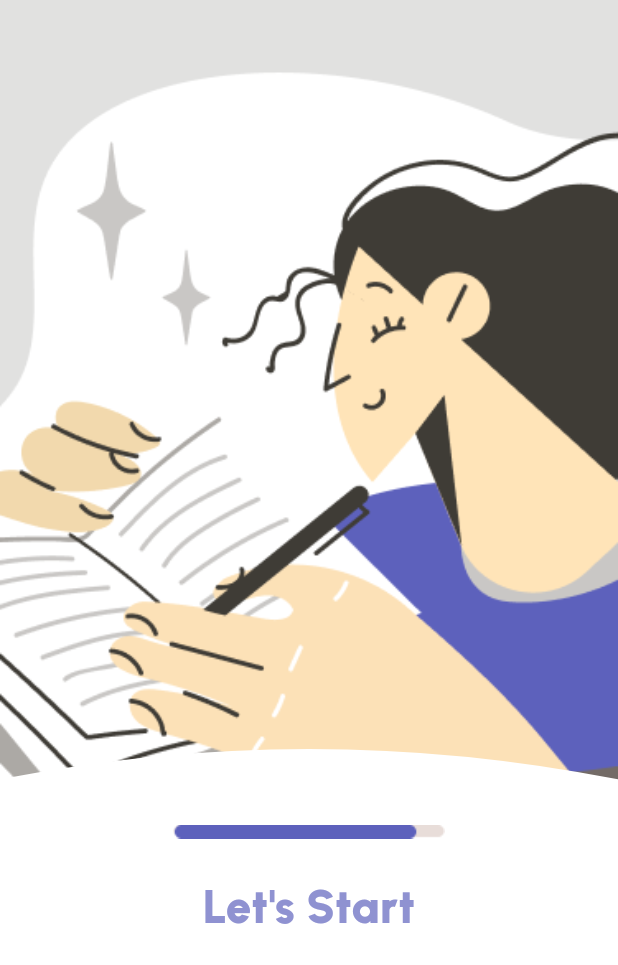
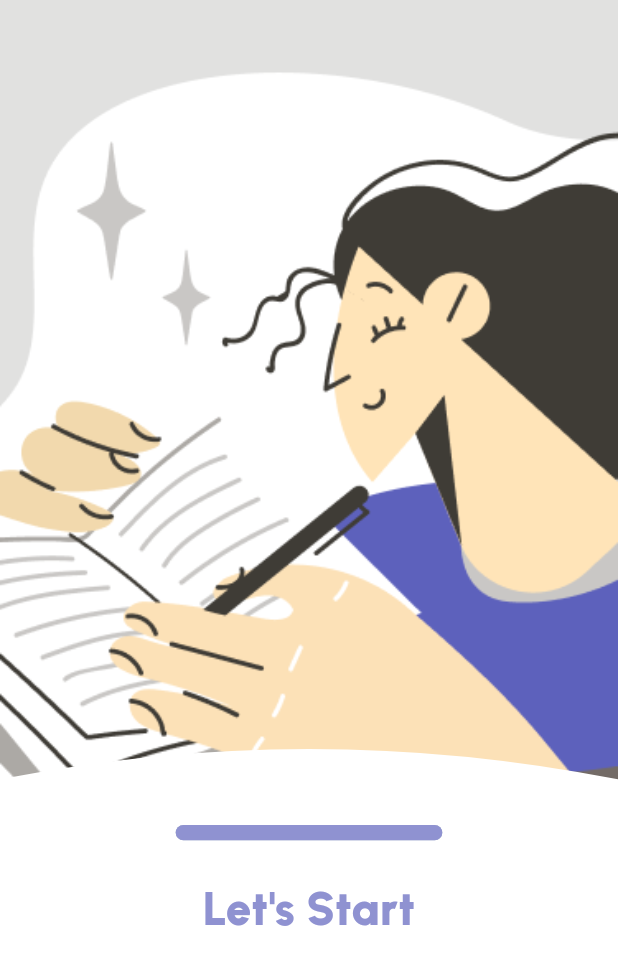
Before and after one commit to minanader11/Learning-app, a Flutter app: the SplashScreen screen opened by its route, on a phone screen of 412 x 824 dp. Shown: the top 965 px of the screen. Run offline on Flutter 3.47's test engine with Material 3 defaults, Android fonts, the phone set to English and light mode, and no system bars; drawn by our look-alikes of percent_indicator; our stand-ins replace cached_network_image, connectivity_plus, dartz, firebase_core, firebase_messaging, flutter_bloc and 6 more; missing offline and left inert: dart:ffi; accounts and stored records are empty; network calls fail.

Commit message:
edit dimensions and duplicated key solved

```diff
--- a/lib/presentation/authentication/login/view_model/login_view_model.dart
+++ b/lib/presentation/authentication/login/view_model/login_view_model.dart
@@ -11,7 +11,7 @@ class LoginViewModel extends Cubit<LoginStates>{
 
   TextEditingController emailController = TextEditingController(text: 'hubert70@example.com');
   TextEditingController passwordController = TextEditingController(text: '123456');
-  final formKey = GlobalKey<FormState>();
+  GlobalKey<FormState> formKey = GlobalKey<FormState>();
 
   LoginViewModel({required this.loginUseCase}): super(LoginInitialState());
   LoginUseCase loginUseCase;
--- a/lib/presentation/authentication/register/view/register_screen.dart
+++ b/lib/presentation/authentication/register/view/register_screen.dart
@@ -70,7 +70,7 @@ class _RegisterScreenState extends State<RegisterScreen> {
                       clipper: CustomClipPath(),
                       child: Container(
                         margin: EdgeInsets.only(top: 20.h),
-                        padding: EdgeInsets.only(top: 60.h, left: 17.w),
+                        padding: EdgeInsets.only(top: 60.h, left: 17.w,right: 17.w),
                         color: Colors.white,
                         height: 790.h,
                         width: double.infinity,
@@ -336,7 +336,7 @@ class _RegisterScreenState extends State<RegisterScreen> {
                                 InkWell(
                                   onTap: () {
                                     Navigator.of(context)
-                                        .pushNamed(LoginScreen.routeName);
+                                        .pushReplacementNamed(LoginScreen.routeName);
                                   },
                                   child: RichText(
                                     text: TextSpan(
--- a/lib/presentation/authentication/register/view_model/register_view_model.dart
+++ b/lib/presentation/authentication/register/view_model/register_view_model.dart
@@ -24,7 +24,7 @@ class RegisterViewModel extends Cubit<RegisterStates>{
   GetCentersUseCase getCentersUseCase;
   RegisterUseCase registerUseCase;
   String userEmail='';
-  final formKey = GlobalKey<FormState>();
+  GlobalKey<FormState> formKey = GlobalKey<FormState>();
   void register()async {
     bool validate=  formKey.currentState!.validate();
 
--- a/lib/presentation/authentication/verify_code/view/verify_email_view.dart
+++ b/lib/presentation/authentication/verify_code/view/verify_email_view.dart
@@ -59,7 +59,7 @@ class _VerifyEmailScreenState extends State<VerifyEmailScreen> {
         child: Scaffold(
           backgroundColor: MyColors.verifyCodeScreenBackGroundColo,
           body: Padding(
-            padding: EdgeInsets.only(left: 16.w),
+            padding: EdgeInsets.only(left: 17.w,right: 17.w),
             child: Form(
               //key: viewModel.formKey,
               child: SingleChildScrollView(
--- a/lib/presentation/authentication/verify_code/view/widgets/pinput.dart
+++ b/lib/presentation/authentication/verify_code/view/widgets/pinput.dart
@@ -87,13 +87,13 @@ class _PinputExampleState extends State<PinputExample> {
                   ),
                 ],
               ),
-              focusedPinTheme: defaultPinTheme.copyWith(
+              focusedPinTheme: defaultPinTheme.copyWith(textStyle: Styles.textStyle18.copyWith(color: MyColors.purpleColor),
                 decoration: defaultPinTheme.decoration!.copyWith(
                   borderRadius: BorderRadius.circular(4.r),
                   border: Border.all(color: MyColors.darkGreyColor),
                 ),
               ),
-              submittedPinTheme: defaultPinTheme.copyWith(
+              submittedPinTheme: defaultPinTheme.copyWith(textStyle:Styles.textStyle18.copyWith(color: MyColors.purpleColor) ,
                 decoration: defaultPinTheme.decoration!.copyWith(
                   color: MyColors.fillColor,
                   borderRadius: BorderRadius.circular(19),
--- a/lib/presentation/splash_Screen/splash_Screen.dart
+++ b/lib/presentation/splash_Screen/splash_Screen.dart
@@ -7,6 +7,7 @@ import 'package:mario_app/core/theme/colors.dart';
 import 'package:mario_app/core/theme/text_styles.dart';
 import 'package:mario_app/presentation/authentication/login/view/login_Screen.dart';
 import 'package:mario_app/presentation/authentication/register/view/widgets/customClipPath.dart';
+import 'package:percent_indicator/linear_percent_indicator.dart';
 
 class SplashScreen extends StatefulWidget {
   static const routeName = 'splash_Screen';
@@ -20,7 +21,7 @@ class _SplashScreenState extends State<SplashScreen> {
   void initState() {
     super.initState();
     Timer(
-      Duration(seconds: 3), // Change the duration as needed
+      Duration(seconds: 4), // Change the duration as needed
       () {
         Navigator.pushReplacement(
           context,
@@ -55,10 +56,20 @@ class _SplashScreenState extends State<SplashScreen> {
                     color: Colors.white,
                     child: Column(
                       children: [
-                        Padding(
-                          padding:  EdgeInsets.only(bottom: 24.h),
-                          child: Image.asset('assets/images/Progress Bar.png'),
+                        // Padding(
+                        //   padding:  EdgeInsets.only(bottom: 24.h),
+                        //   child: Image.asset('assets/images/Progress Bar.png'),
+                        // ),
+                        LinearPercentIndicator(alignment: MainAxisAlignment.center,
+                          width: 180.w,
+                          animation: true,
+                          lineHeight: 10.h,
+                          animationDuration: 3000,
+                          percent: 1,
+                          barRadius: Radius.circular(10.r),
+                          progressColor: MyColors.purpleColor,
                         ),
+                        SizedBox(height: 24.h,),
                         Text(
                           MyTexts.lets,
                           style: Styles.textStyle30,
--- a/pubspec.yaml
+++ b/pubspec.yaml
@@ -47,6 +47,8 @@ dependencies:
   shimmer: ^3.0.0
   fluttertoast: ^8.2.5
   google_fonts: 6.1.0
+  percent_indicator: ^4.2.3
+  bloc: ^8.1.4
 
 dev_dependencies:
   flutter_test:
```
Also changed, not shown: lib/presentation/authentication/login/view/login_Screen.dart (+5 -4 lines), pubspec.lock.
